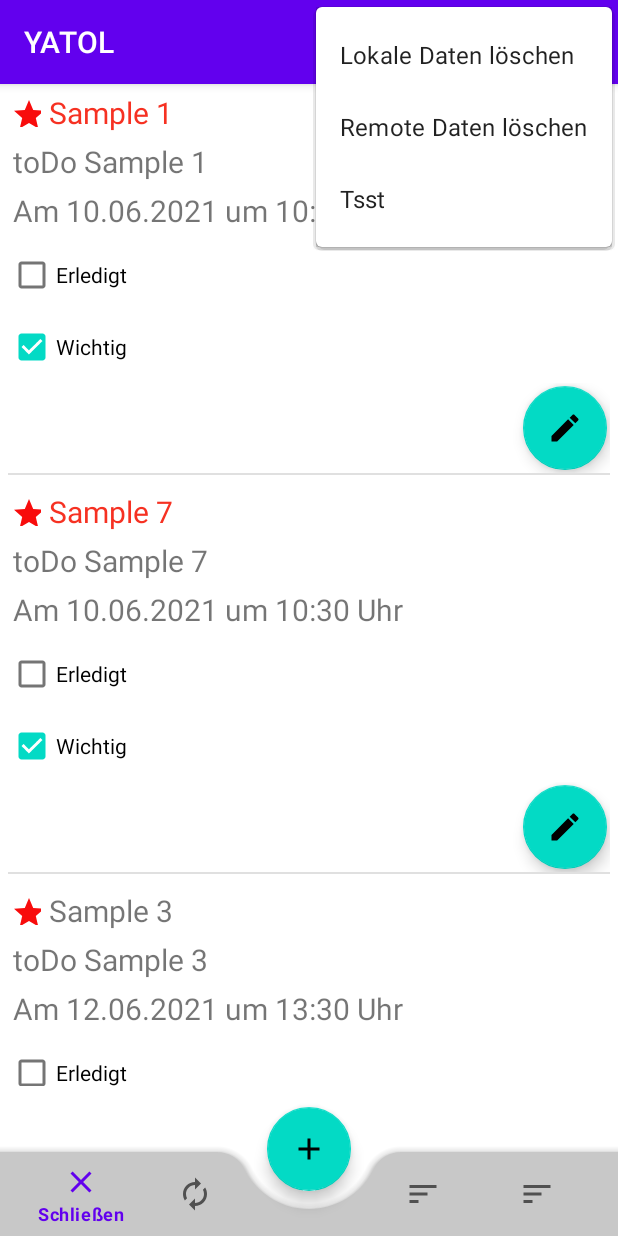
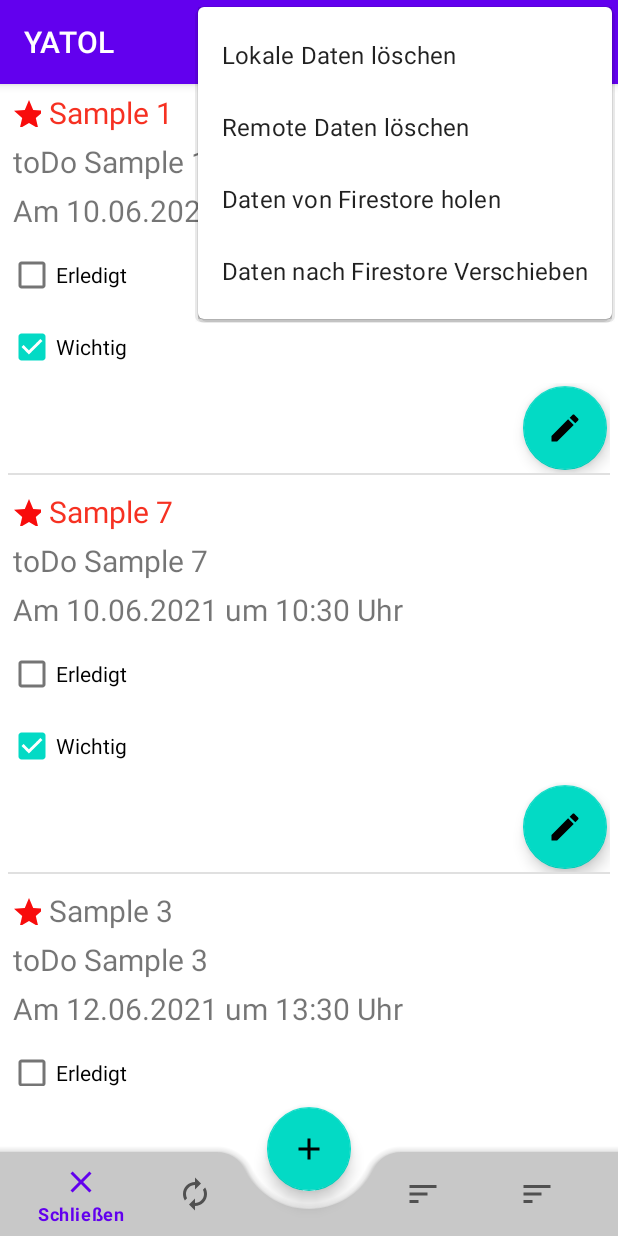
Before and after one commit to ChristianKitte/Yatol, an Android app built with Jetpack Compose: the ToDoList screen opened directly, with no data from a screen before it, with the options menu open, on a phone screen of 412 x 824 dp. Run offline under Robolectric (Android 15) with nearby library versions, the phone set to English and light mode, and no system bars; our stand-ins replace Room's generated code, livedata-compose.

Commit message:
Sortierung, Menüstruktur, ActionBar Überarbeitet bzw. implementiert

```diff
--- a/app/src/main/java/de/ckitte/myapplication/database/daos/ToDoDao.kt
+++ b/app/src/main/java/de/ckitte/myapplication/database/daos/ToDoDao.kt
@@ -72,11 +72,15 @@ interface ToDoDao {
     // ist dies Pattern notwendig. ACHTUNG: fun ohne suspend!
     // https://stackoverflow.com/questions/59170415/coroutine-flow-not-sure-how-to-convert-a-cursor-to-this-methods-return-type
 
-    @Query("select * from todo order by toDo_IsDone asc, toDo_DoUntil asc, toDo_IsFavourite asc")
+    // Sortierung: Erledigt (1) am Ende ==> asc
+    // Sortierung: Datum aufsteigend ==> asc
+    // Sortierung: Important (1) am Anfang ==> desc
+    @Query("select * from todo order by toDo_IsDone asc, toDo_DoUntil asc, toDo_IsFavourite desc")
     fun getAllToDosAsFlow_DateThenImportance(): Flow<List<ToDoItem>>
-    //fun getAllToDosAsFlow_DateThenImportance(): kotlinx.coroutines.flow.StateFlow<List<ToDoItem>>
-    //fun getAllToDosAsFlow_DateThenImportance(): Flow<List<ToDoItem>>
 
-    @Query("select * from todo order by toDo_IsDone asc, toDo_IsFavourite asc, toDo_DoUntil desc")
+    // Sortierung: Erledigt (1) am Ende ==> asc
+    // Sortierung: Important (1) am Anfang ==> desc
+    // Sortierung: Datum aufsteigend ==> asc
+    @Query("select * from todo order by toDo_IsDone asc, toDo_IsFavourite desc, toDo_DoUntil asc")
     fun getAllToDosAsFlow_ImportanceThenDate(): Flow<List<ToDoItem>>
 }
--- a/app/src/main/res/menu/menu_aside.xml
+++ /dev/null
@@ -1,7 +0,0 @@
-<?xml version="1.0" encoding="utf-8"?>
-<menu xmlns:android="http://schemas.android.com/apk/res/android"
-    xmlns:app="http://schemas.android.com/apk/res-auto">
-    <item
-        android:id="@+id/fragment_settings"
-        android:title="Tsst" />
-</menu>
--- /dev/null
+++ b/app/src/main/res/menu/menu_list.xml
@@ -0,0 +1,15 @@
+<?xml version="1.0" encoding="utf-8"?>
+<menu xmlns:android="http://schemas.android.com/apk/res/android"
+    xmlns:app="http://schemas.android.com/apk/res-auto">
+    <item
+        android:id="@+id/mi_sort_date"
+        android:icon="@drawable/ic_sort"
+        android:title="Datum"
+        app:showAsAction="always" />
+
+    <item
+        android:id="@+id/mi_sort_favourite"
+        android:icon="@drawable/ic_sort"
+        android:title="Wichtigkeit"
+        app:showAsAction="always" />
+</menu>
--- a/app/src/main/res/menu/menu_main.xml
+++ b/app/src/main/res/menu/menu_main.xml
@@ -1,5 +1,6 @@
 <?xml version="1.0" encoding="utf-8"?>
-<menu xmlns:android="http://schemas.android.com/apk/res/android">
+<menu xmlns:android="http://schemas.android.com/apk/res/android"
+    xmlns:app="http://schemas.android.com/apk/res-auto">
 
     <item
         android:id="@+id/miCleanLokal"
@@ -8,4 +9,12 @@
     <item
         android:id="@+id/miCleanRemote"
         android:title="Remote Daten löschen" />
+
+    <item
+        android:id="@+id/miMirrorFromRemote"
+        android:title="Daten von Firestore holen" />
+
+    <item
+        android:id="@+id/miMirrorToRemote"
+        android:title="Daten nach Firestore Verschieben" />
 </menu>
--- a/app/src/main/res/navigation/navigation_main.xml
+++ b/app/src/main/res/navigation/navigation_main.xml
@@ -22,22 +22,6 @@
         <action
             android:id="@+id/action_editToDo_to_toDoListFragment"
             app:destination="@id/toDoList" />
-        <action
-            android:id="@+id/action_editToDo_to_contactsFragment"
-            app:destination="@id/contacts" />
     </fragment>
-    <fragment
-        android:id="@+id/contacts"
-        android:name="de.ckitte.myapplication.surface.Contacts"
-        android:label="fragment_contacts"
-        tools:layout="@layout/fragment_contacts">
-        <action
-            android:id="@+id/action_contacts_to_editToDo"
-            app:destination="@id/editToDo" />
-    </fragment>
-    <fragment
-        android:id="@+id/settings"
-        android:name="de.ckitte.myapplication.surface.Settings"
-        android:label="fragment_settings"
-        tools:layout="@layout/fragment_settings" />
+
 </navigation>
```
Also changed, not shown: app/build.gradle (+7 -7 lines), app/src/main/java/de/ckitte/myapplication/login/LoginProvider.kt (+9 -1 lines), app/src/main/java/de/ckitte/myapplication/repository/ToDoRepository.kt (+14 -3 lines), app/src/main/java/de/ckitte/myapplication/startup/LogInActivity.kt (+36 -4 lines), app/src/main/java/de/ckitte/myapplication/startup/MainActivity.kt (+92 -15 lines), app/src/main/java/de/ckitte/myapplication/surface/Contacts.kt (deleted, +0 -284 lines), app/src/main/java/de/ckitte/myapplication/surface/ToDoList.kt (+28 -6 lines).
